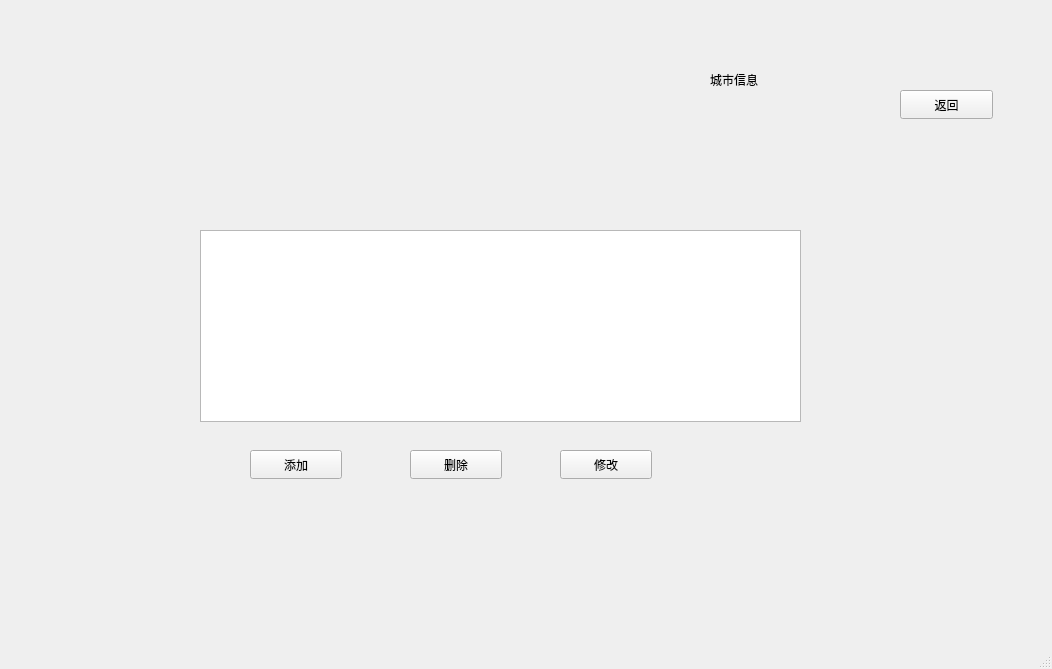
This is mymain_win.ui in lmandsm/Traffic-Management as Qt 5 draws it before an edit. The edited form follows.
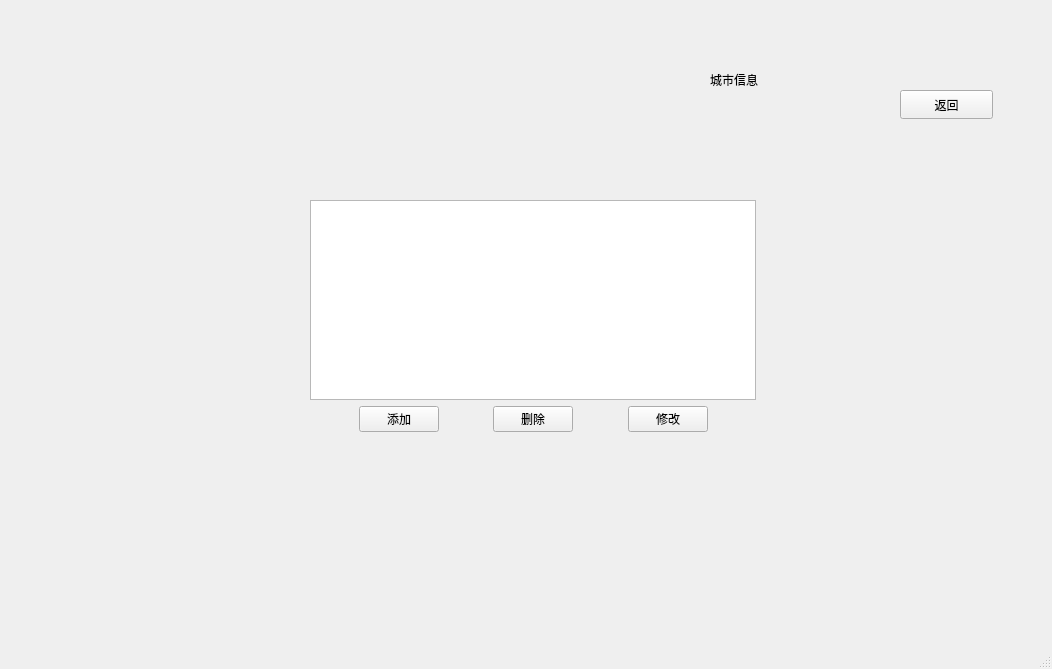
This is the edited form.

Commit message: 第二次再提交

The edit to the form file:
```diff
--- a/mymain_win.ui
+++ b/mymain_win.ui
@@ -762,54 +762,97 @@
        <string>返回</string>
       </property>
      </widget>
-     <widget class="QTableWidget" name="tableWidget">
+     <widget class="QWidget" name="">
       <property name="geometry">
        <rect>
-        <x>160</x>
-        <y>190</y>
-        <width>601</width>
-        <height>192</height>
+        <x>270</x>
+        <y>160</y>
+        <width>446</width>
+        <height>232</height>
        </rect>
       </property>
-     </widget>
-     <widget class="QPushButton" name="pushButton">
-      <property name="geometry">
-       <rect>
-        <x>210</x>
-        <y>410</y>
-        <width>92</width>
-        <height>29</height>
-       </rect>
-      </property>
+      <layout class="QVBoxLayout" name="verticalLayout">
+       <item>
+        <widget class="QTableWidget" name="CityCheck_table"/>
+       </item>
+       <item>
+        <layout class="QHBoxLayout" name="horizontalLayout_7">
+         <item>
+          <spacer name="horizontalSpacer_2">
+           <property name="orientation">
+            <enum>Qt::Horizontal</enum>
+           </property>
+           <property name="sizeHint" stdset="0">
+            <size>
+             <width>40</width>
+             <height>20</height>
+            </size>
+           </property>
+          </spacer>
+         </item>
+         <item>
+          <widget class="QPushButton" name="City_Add_pushButton">
       <property name="text">
        <string>添加</string>
       </property>
      </widget>
-     <widget class="QPushButton" name="pushButton_2">
-      <property name="geometry">
-       <rect>
-        <x>370</x>
-        <y>410</y>
-        <width>92</width>
-        <height>29</height>
-       </rect>
-      </property>
+         </item>
+         <item>
+          <spacer name="horizontalSpacer_4">
+           <property name="orientation">
+            <enum>Qt::Horizontal</enum>
+           </property>
+           <property name="sizeHint" stdset="0">
+            <size>
+             <width>40</width>
+             <height>20</height>
+            </size>
+           </property>
+          </spacer>
+         </item>
+         <item>
+          <widget class="QPushButton" name="City_Del_pushButton">
       <property name="text">
        <string>删除</string>
       </property>
      </widget>
-     <widget class="QPushButton" name="pushButton_3">
-      <property name="geometry">
-       <rect>
-        <x>520</x>
-        <y>410</y>
-        <width>92</width>
-        <height>29</height>
-       </rect>
-      </property>
+         </item>
+         <item>
+          <spacer name="horizontalSpacer_5">
+           <property name="orientation">
+            <enum>Qt::Horizontal</enum>
+           </property>
+           <property name="sizeHint" stdset="0">
+            <size>
+             <width>40</width>
+             <height>20</height>
+            </size>
+           </property>
+          </spacer>
+         </item>
+         <item>
+          <widget class="QPushButton" name="City_Mdy_pushButton">
       <property name="text">
        <string>修改</string>
       </property>
+          </widget>
+         </item>
+         <item>
+          <spacer name="horizontalSpacer_3">
+           <property name="orientation">
+            <enum>Qt::Horizontal</enum>
+           </property>
+           <property name="sizeHint" stdset="0">
+            <size>
+             <width>40</width>
+             <height>20</height>
+            </size>
+           </property>
+          </spacer>
+         </item>
+        </layout>
+       </item>
+      </layout>
      </widget>
     </widget>
    </widget>
```
Left out of the diff: 4 changed lines with no effect on the pictures. Lines whose indentation alone changed are shown as unchanged. The commit also changes 1 other file.
